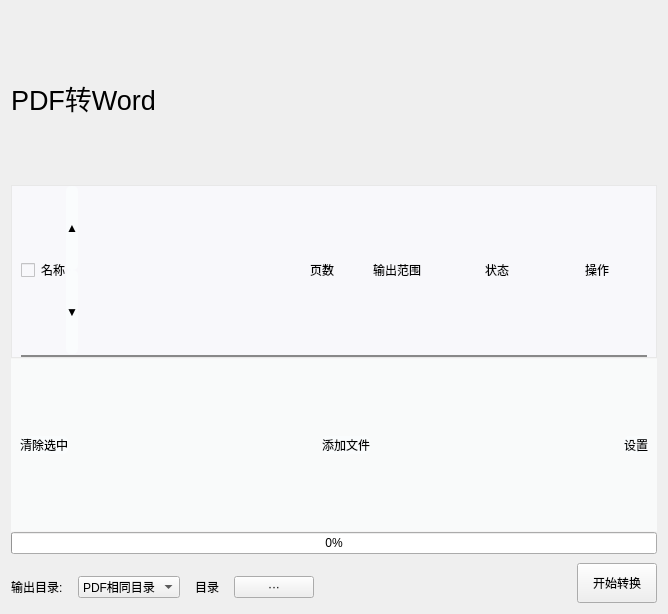
The window that app/ui/doc_convert/pdf2wordui/pdf2word_ui.ui (LC044/EasyBox) describes before a commit, drawn with Qt 5.
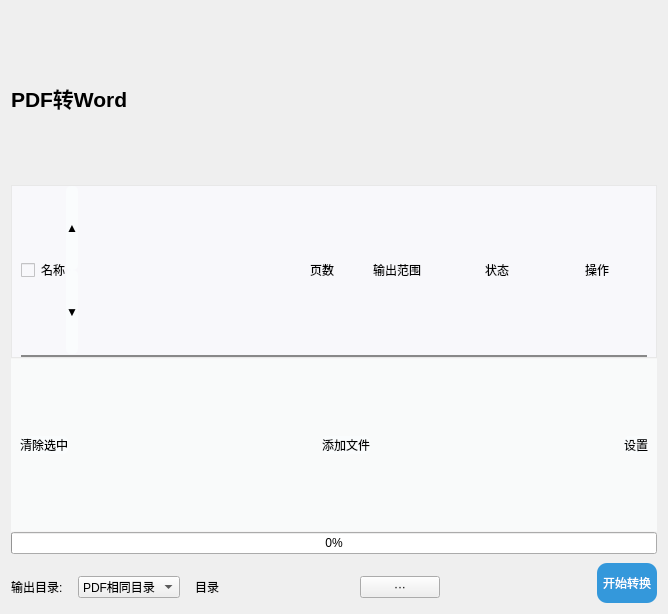
The same window after the commit.

Commit message: 合并PDF、PDF转Word、PDF转图片支持选择自定义输出目录

```diff
--- a/app/ui/doc_convert/pdf2wordui/pdf2word_ui.ui
+++ b/app/ui/doc_convert/pdf2wordui/pdf2word_ui.ui
@@ -24,7 +24,9 @@
     <widget class="QLabel" name="label_8">
      <property name="font">
       <font>
-       <pointsize>20</pointsize>
+       <pointsize>16</pointsize>
+       <weight>75</weight>
+       <bold>true</bold>
       </font>
      </property>
      <property name="text">
@@ -511,6 +513,12 @@
        </item>
        <item row="0" column="2" colspan="2">
         <widget class="QLabel" name="label_output_dir">
+         <property name="minimumSize">
+          <size>
+           <width>150</width>
+           <height>0</height>
+          </size>
+         </property>
          <property name="text">
           <string>目录</string>
          </property>
@@ -539,6 +547,23 @@
          <height>40</height>
         </size>
        </property>
+       <property name="styleSheet">
+        <string notr="true">QPushButton {
+    background-color: #3498db; /* 按钮背景色 */
+    color: white; /* 字体颜色 */
+    border: none;
+    border-radius: 10px;
+}
+
+QPushButton:hover {
+    background-color: #2980b9; /* 悬浮时背景色 */
+}
+
+QPushButton:pressed {
+    background-color: #1c6e91; /* 点击时背景色 */
+}
+</string>
+       </property>
        <property name="text">
         <string>开始转换</string>
        </property>
```
Left out of the diff: 4 changed lines with no effect on the pictures. The commit also changes 18 other files.
